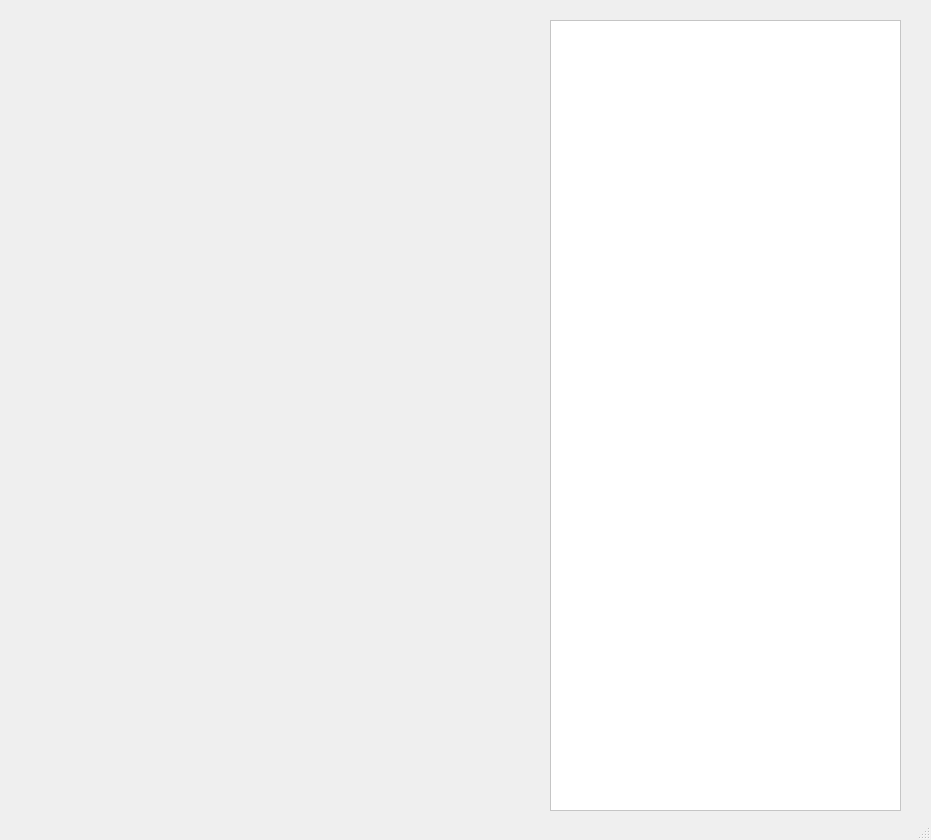
The window that Telas Final/telaCesta.ui (Malujoro/POO_II-Trabalho_Final) describes before a commit, drawn with Qt 5.
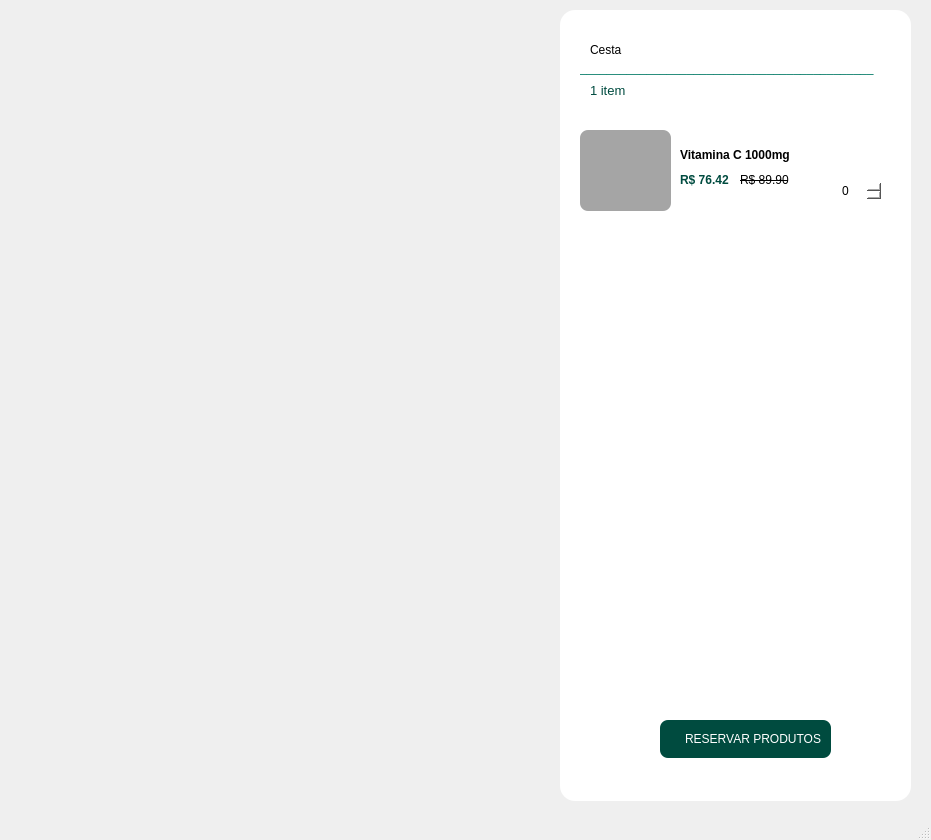
The same window after the commit. Icons and pictures are not drawn.

```diff
--- a/Telas Final/telaCesta.ui
+++ b/Telas Final/telaCesta.ui
@@ -17,14 +17,16 @@
    <widget class="QFrame" name="frame_8">
     <property name="geometry">
      <rect>
-      <x>550</x>
-      <y>20</y>
+      <x>560</x>
+      <y>10</y>
       <width>351</width>
       <height>791</height>
      </rect>
     </property>
     <property name="styleSheet">
-     <string notr="true">background-color: rgb(255, 255, 255);</string>
+     <string notr="true">background-color: rgb(255, 255, 255);
+
+border-radius: 15px;</string>
     </property>
     <property name="frameShape">
      <enum>QFrame::StyledPanel</enum>
@@ -32,6 +34,276 @@
     <property name="frameShadow">
      <enum>QFrame::Raised</enum>
     </property>
+    <widget class="QLabel" name="label_3">
+     <property name="geometry">
+      <rect>
+       <x>30</x>
+       <y>20</y>
+       <width>61</width>
+       <height>41</height>
+      </rect>
+     </property>
+     <property name="styleSheet">
+      <string notr="true">font: 75 13pt &quot;MS Shell Dlg 2&quot;;</string>
+     </property>
+     <property name="text">
+      <string>&lt;html&gt;&lt;head/&gt;&lt;body&gt;&lt;p&gt;Cesta&lt;/p&gt;&lt;/body&gt;&lt;/html&gt;</string>
+     </property>
+    </widget>
+    <widget class="QLabel" name="label_2">
+     <property name="geometry">
+      <rect>
+       <x>30</x>
+       <y>70</y>
+       <width>51</width>
+       <height>21</height>
+      </rect>
+     </property>
+     <property name="font">
+      <font>
+       <family>MS Shell Dlg 2</family>
+       <pointsize>10</pointsize>
+       <weight>50</weight>
+       <italic>false</italic>
+       <bold>false</bold>
+      </font>
+     </property>
+     <property name="styleSheet">
+      <string notr="true">font: 10pt &quot;MS Shell Dlg 2&quot;;</string>
+     </property>
+     <property name="text">
+      <string>&lt;html&gt;&lt;head/&gt;&lt;body&gt;&lt;p&gt;&lt;span style=&quot; color:#004b3f;&quot;&gt;1 item&lt;/span&gt;&lt;/p&gt;&lt;/body&gt;&lt;/html&gt;</string>
+     </property>
+    </widget>
+    <widget class="QPushButton" name="botaoCesta">
+     <property name="geometry">
+      <rect>
+       <x>100</x>
+       <y>710</y>
+       <width>171</width>
+       <height>38</height>
+      </rect>
+     </property>
+     <property name="whatsThis">
+      <string>&lt;html&gt;&lt;head/&gt;&lt;body&gt;&lt;p align=&quot;right&quot;&gt;&lt;br/&gt;&lt;/p&gt;&lt;/body&gt;&lt;/html&gt;</string>
+     </property>
+     <property name="styleSheet">
+      <string notr="true">QPushButton {  
+    background-color: rgb(0, 75, 63);
+    font: 75 9pt &quot;MS Shell Dlg 2&quot;;
+    color: rgb(255, 255, 255); /* Cor do texto */
+    border-radius: 8px; /* Bordas arredondadas */
+    padding: 10px; /* Padding interno (topo, direita, fundo, esquerda) */
+  
+	image-position:left;   
+    text-align: right; /* Centraliza o texto */    
+}
+
+QPushButton:hover{
+  background-color: #E5E5E5;
+    font: 75 9pt &quot;MS Shell Dlg 2&quot;;
+    color: rgb(255, 255, 255); /* Cor do texto */
+    border-radius: 8px; /* Bordas arredondadas */
+    padding: 10px; /* Padding interno (topo, direita, fundo, esquerda) */
+    
+	image-position:left;   
+    text-align: right; /* Centraliza o texto */
+border: 1px solid #CCCCCC;
+box-shadow: 0px 4px 6px rgba(0, 0, 0, 0.1); /* Sombra leve */
+}
+QPushButton:pressed{
+background-color: #E5E5E5;
+    font: 75 9pt &quot;MS Shell Dlg 2&quot;;
+    color: rgb(255, 255, 255); /* Cor do texto */
+    border-radius: 8px; /* Bordas arredondadas */
+    padding: 10px; /* Padding interno (topo, direita, fundo, esquerda) */
+    
+	image-position:left;   
+    text-align: right; /* Centraliza o texto */
+border: 1px solid #CCCCCC;
+box-shadow: 0px 4px 6px rgba(0, 0, 0, 0.1); /* Sombra leve */
+background-color: #D6D6D6; /* Fundo mais escuro */
+    box-shadow: 0px 2px 3px rgba(0, 0, 0, 0.2); /* Menor sombra */
+    transform: translateY(2px); /* Deslocamento para baixo */
+    border: 1px solid #AAAAAA; /* Borda mais escura */
+}
+
+
+</string>
+     </property>
+     <property name="text">
+      <string>RESERVAR PRODUTOS</string>
+     </property>
+    </widget>
+    <widget class="QFrame" name="frame_2">
+     <property name="geometry">
+      <rect>
+       <x>20</x>
+       <y>100</y>
+       <width>321</width>
+       <height>111</height>
+      </rect>
+     </property>
+     <property name="styleSheet">
+      <string notr="true">border-radius:8px;</string>
+     </property>
+     <property name="frameShape">
+      <enum>QFrame::StyledPanel</enum>
+     </property>
+     <property name="frameShadow">
+      <enum>QFrame::Raised</enum>
+     </property>
+     <widget class="QLabel" name="label_4">
+      <property name="geometry">
+       <rect>
+        <x>0</x>
+        <y>20</y>
+        <width>91</width>
+        <height>81</height>
+       </rect>
+      </property>
+      <property name="styleSheet">
+       <string notr="true">background-color: rgb(165, 165, 165);
+border-color: rgb(0, 0, 0);
+border-radius:8px;</string>
+      </property>
+      <property name="text">
+       <string/>
+      </property>
+     </widget>
+     <widget class="QLabel" name="label_5">
+      <property name="geometry">
+       <rect>
+        <x>100</x>
+        <y>30</y>
+        <width>151</width>
+        <height>31</height>
+       </rect>
+      </property>
+      <property name="text">
+       <string>&lt;html&gt;&lt;head/&gt;&lt;body&gt;&lt;p&gt;&lt;span style=&quot; font-size:9pt; font-weight:600;&quot;&gt;Vitamina C 1000mg&lt;/span&gt;&lt;/p&gt;&lt;/body&gt;&lt;/html&gt;</string>
+      </property>
+     </widget>
+     <widget class="QLabel" name="label_9">
+      <property name="geometry">
+       <rect>
+        <x>100</x>
+        <y>60</y>
+        <width>71</width>
+        <height>21</height>
+       </rect>
+      </property>
+      <property name="styleSheet">
+       <string notr="true">font: 75 8pt &quot;MS Shell Dlg 2&quot;;
+color:rgb(0, 75, 63)</string>
+      </property>
+      <property name="text">
+       <string>&lt;html&gt;&lt;head/&gt;&lt;body&gt;&lt;p&gt;&lt;span style=&quot; font-weight:600;&quot;&gt;R$ 76.42 &lt;/span&gt;&lt;/p&gt;&lt;/body&gt;&lt;/html&gt;</string>
+      </property>
+     </widget>
+     <widget class="QLabel" name="label_10">
+      <property name="geometry">
+       <rect>
+        <x>160</x>
+        <y>60</y>
+        <width>55</width>
+        <height>21</height>
+       </rect>
+      </property>
+      <property name="styleSheet">
+       <string notr="true">font: 6pt &quot;MS Shell Dlg 2&quot;;
+text-decoration: line-through;</string>
+      </property>
+      <property name="text">
+       <string>&lt;html&gt;&lt;head/&gt;&lt;body&gt;&lt;p&gt;R$ 89.90&lt;/p&gt;&lt;/body&gt;&lt;/html&gt;</string>
+      </property>
+     </widget>
+     <widget class="QPushButton" name="botaoCesta_2">
+      <property name="geometry">
+       <rect>
+        <x>270</x>
+        <y>30</y>
+        <width>41</width>
+        <height>38</height>
+       </rect>
+      </property>
+      <property name="whatsThis">
+       <string>&lt;html&gt;&lt;head/&gt;&lt;body&gt;&lt;p align=&quot;right&quot;&gt;&lt;br/&gt;&lt;/p&gt;&lt;/body&gt;&lt;/html&gt;</string>
+      </property>
+      <property name="styleSheet">
+       <string notr="true">QPushButton {  
+     font: 75 9pt &quot;MS Shell Dlg 2&quot;;
+    color: rgb(255, 255, 255); /* Cor do texto */
+    border-radius: 8px; /* Bordas arredondadas */
+    padding: 10px; /* Padding interno (topo, direita, fundo, esquerda) */
+  	image: url(:/images/images/lixeira-de-reciclagem.png);
+	image-position:left;   
+    text-align: right; /* Centraliza o texto */    
+}
+
+QPushButton:hover{
+  background-color: #E5E5E5;
+    font: 75 9pt &quot;MS Shell Dlg 2&quot;;
+    color: rgb(255, 255, 255); /* Cor do texto */
+    border-radius: 8px; /* Bordas arredondadas */
+    padding: 10px; /* Padding interno (topo, direita, fundo, esquerda) */
+    
+	image-position:left;   
+    text-align: right; /* Centraliza o texto */
+border: 1px solid #CCCCCC;
+box-shadow: 0px 4px 6px rgba(0, 0, 0, 0.1); /* Sombra leve */
+}
+QPushButton:pressed{
+background-color: #E5E5E5;
+    font: 75 9pt &quot;MS Shell Dlg 2&quot;;
+    color: rgb(255, 255, 255); /* Cor do texto */
+    border-radius: 8px; /* Bordas arredondadas */
+    padding: 10px; /* Padding interno (topo, direita, fundo, esquerda) */
+    
+	image-position:left;   
+    text-align: right; /* Centraliza o texto */
+border: 1px solid #CCCCCC;
+box-shadow: 0px 4px 6px rgba(0, 0, 0, 0.1); /* Sombra leve */
+background-color: #D6D6D6; /* Fundo mais escuro */
+    box-shadow: 0px 2px 3px rgba(0, 0, 0, 0.2); /* Menor sombra */
+    transform: translateY(2px); /* Deslocamento para baixo */
+    border: 1px solid #AAAAAA; /* Borda mais escura */
+}
+
+
+</string>
+      </property>
+      <property name="text">
+       <string/>
+      </property>
+     </widget>
+     <widget class="QSpinBox" name="spinBox">
+      <property name="geometry">
+       <rect>
+        <x>260</x>
+        <y>70</y>
+        <width>42</width>
+        <height>22</height>
+       </rect>
+      </property>
+     </widget>
+    </widget>
+    <widget class="QLabel" name="label_6">
+     <property name="geometry">
+      <rect>
+       <x>20</x>
+       <y>50</y>
+       <width>321</width>
+       <height>16</height>
+      </rect>
+     </property>
+     <property name="styleSheet">
+      <string notr="true">color:rgb(0, 120, 100)</string>
+     </property>
+     <property name="text">
+      <string>____________________________________________</string>
+     </property>
+    </widget>
    </widget>
   </widget>
   <widget class="QStatusBar" name="statusbar"/>
```
